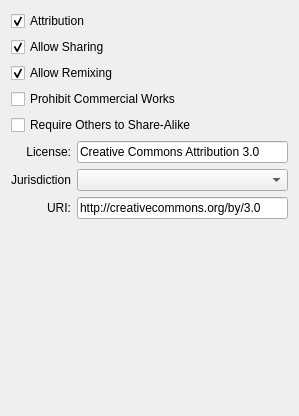
Qt form src/kde/license_chooser.ui (cc-archive/liblicense) before a commit.
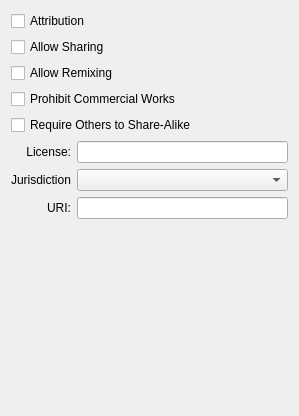
The same form after that commit.

Commit message:
New license chooser API
The nautilus extension still uses it's own code to select a license, although an example of how it would be used in python is available in bindings/python/test.py.  The KDE4 license chooser does use this new API.

I'm going to go ahead and commit this without discussion because it's a non-invasive change, although I'd like some feedback.

The edit to the form file:
```diff
--- a/src/kde/license_chooser.ui
+++ b/src/kde/license_chooser.ui
@@ -18,9 +18,6 @@
      <property name="text" >
       <string>Attribution</string>
      </property>
-     <property name="checked" >
-      <bool>true</bool>
-     </property>
     </widget>
    </item>
    <item>
@@ -28,9 +25,6 @@
      <property name="text" >
       <string>Allow Sharing</string>
      </property>
-     <property name="checked" >
-      <bool>true</bool>
-     </property>
     </widget>
    </item>
    <item>
@@ -38,9 +32,6 @@
      <property name="text" >
       <string>Allow Remixing</string>
      </property>
-     <property name="checked" >
-      <bool>true</bool>
-     </property>
     </widget>
    </item>
    <item>
@@ -95,7 +86,7 @@
        <item>
         <widget class="QLineEdit" name="licenseEdit" >
          <property name="text" >
-          <string>Creative Commons Attribution 3.0</string>
+          <string/>
          </property>
         </widget>
        </item>
@@ -115,7 +106,7 @@
           <bool>true</bool>
          </property>
          <property name="text" >
-          <string>http://creativecommons.org/by/3.0</string>
+          <string/>
          </property>
         </widget>
        </item>
```
Left out of the diff: 1 changed line with no effect on the pictures. The commit also changes 13 other files.
